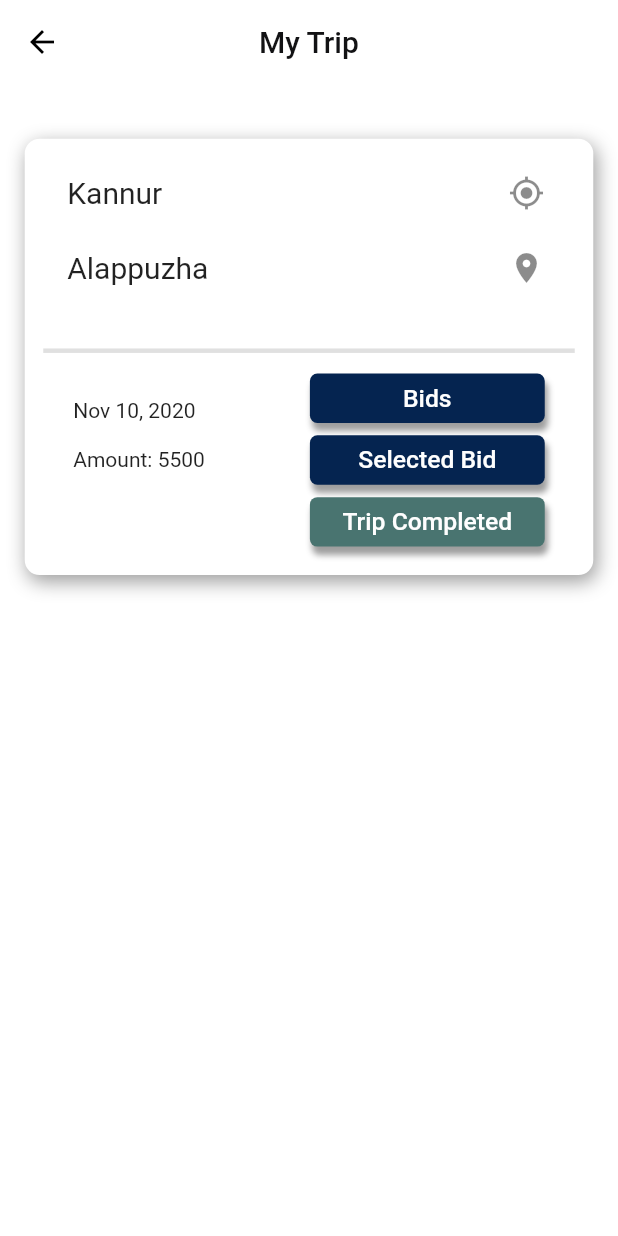
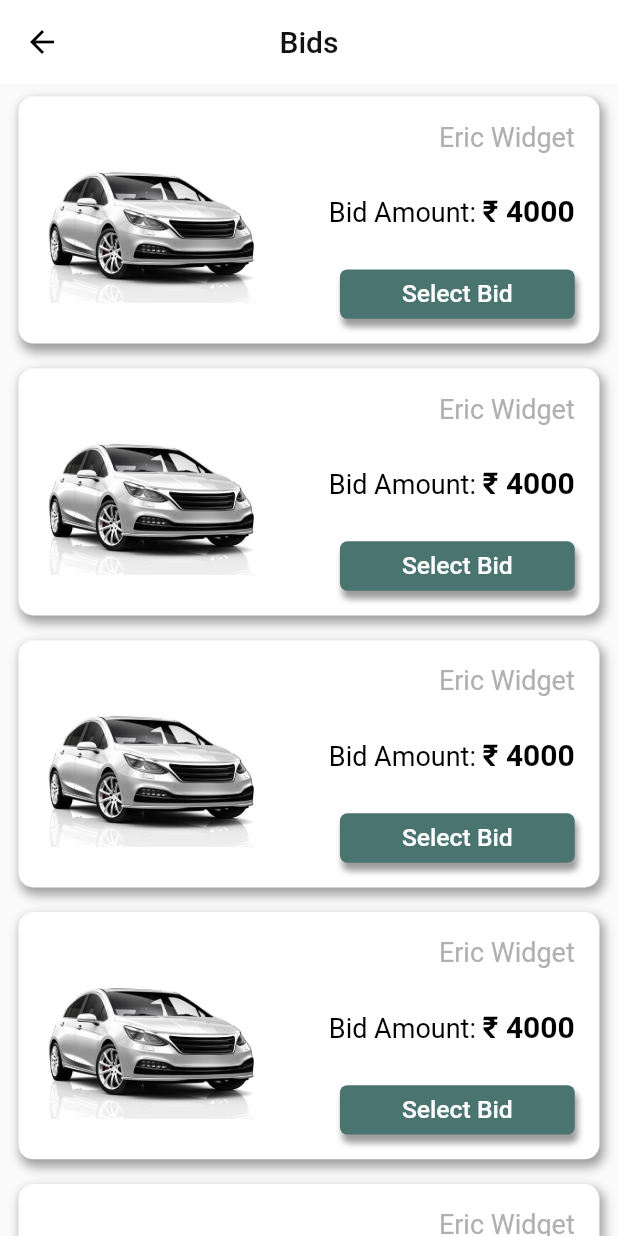
Before and after one commit to Anthrapper/Etrip, a Flutter app: the MyTripView screen opened by its route, after a tap on "Bids", on a phone screen of 412 x 824 dp. Run offline on Flutter 3.47's test engine with Material 2 defaults, Android fonts, the phone set to English and light mode, and no system bars; our stand-ins replace carousel_slider, firebase_auth, firebase_core, firebase_messaging, flutter_secure_storage, form_field_validator and 6 more; missing offline and left inert: geocoder, multiselect_formfield, pin_entry_text_field, search_map_place; accounts and stored records are empty; Roboto replaces fonts that are missing (Hind).

Commit message:
#53 Added Bid View

```diff
--- /dev/null
+++ b/lib/app/modules/User/bids/bindings/bids_binding.dart
@@ -0,0 +1,11 @@
+import 'package:get/get.dart';
+import 'package:etrip/app/modules/User/bids/controllers/bids_controller.dart';
+
+class BidsBinding extends Bindings {
+  @override
+  void dependencies() {
+    Get.lazyPut<BidsController>(
+      () => BidsController(),
+    );
+  }
+}
--- /dev/null
+++ b/lib/app/modules/User/bids/views/bids_view.dart
@@ -0,0 +1,104 @@
+import 'package:etrip/app/data/Constants/colors.dart';
+import 'package:etrip/app/data/Widgets/customButton1.dart';
+import 'package:flutter/cupertino.dart';
+import 'package:flutter/material.dart';
+import 'package:get/get.dart';
+import 'package:etrip/app/modules/User/bids/controllers/bids_controller.dart';
+
+class BidsView extends GetView<BidsController> {
+  @override
+  Widget build(BuildContext context) {
+    return Scaffold(
+      appBar: AppBar(
+        iconTheme: new IconThemeData(color: Colors.black),
+        backgroundColor: Colors.white,
+        elevation: 0,
+        title: Text(
+          'Bids',
+          style: TextStyle(
+            color: (CustomColors.headings),
+          ),
+        ),
+        centerTitle: true,
+      ),
+      body: ListView.builder(
+        shrinkWrap: true,
+        itemCount: 10,
+        itemBuilder: (context, index) {
+          return Padding(
+            padding: EdgeInsets.symmetric(
+                vertical: Get.height * 0.01, horizontal: Get.width * 0.03),
+            child: Container(
+                padding: EdgeInsets.only(
+                    top: Get.height * 0.02, bottom: Get.height * 0.02),
+                height: Get.height * 0.2,
+                decoration: BoxDecoration(
+                    borderRadius: BorderRadius.circular(10),
+                    color: Colors.white,
+                    boxShadow: [
+                      BoxShadow(
+                        blurRadius: 5,
+                        color: Colors.grey,
+                        spreadRadius: 1,
+                        offset: Offset(2, 4),
+                      ),
+                    ]),
+                child: Row(
+                  children: [
+                    ConstrainedBox(
+                      constraints: BoxConstraints(
+                        // minWidth: 100,
+                        // minHeight: 260,
+                        maxWidth: Get.width * 0.45,
+                        // maxHeight: 264,
+                      ),
+                      child: Image.asset('assets/images/car.jpg',
+                          fit: BoxFit.fitHeight),
+                    ),
+                    Expanded(
+                      child: Container(
+                        padding:
+                            EdgeInsets.symmetric(horizontal: Get.width * 0.04),
+                        child: Column(
+                          crossAxisAlignment: CrossAxisAlignment.end,
+                          mainAxisSize: MainAxisSize.max,
+                          mainAxisAlignment: MainAxisAlignment.spaceBetween,
+                          children: [
+                            Text(
+                              'Eric Widget',
+                              style: TextStyle(
+                                fontSize: 18,
+                                color: CustomColors.textColorOne,
+                              ),
+                            ),
+                            RichText(
+                              text: TextSpan(
+                                  text: 'Bid Amount: ',
+                                  style: TextStyle(
+                                      fontSize: 18, color: Colors.black),
+                                  children: <TextSpan>[
+                                    TextSpan(
+                                      text: '₹ 4000',
+                                      style: TextStyle(
+                                        fontSize: 20,
+                                        fontWeight: FontWeight.bold,
+                                      ),
+                                    ),
+                                  ]),
+                            ),
+                            CustomButton1(
+                              text: 'Select Bid',
+                              onpressed: () {},
+                            ),
+                          ],
+                        ),
+                      ),
+                    ),
+                  ],
+                )),
+          );
+        },
+      ),
+    );
+  }
+}
--- a/lib/app/modules/User/my_trip/views/my_trip_card.dart
+++ b/lib/app/modules/User/my_trip/views/my_trip_card.dart
@@ -1,5 +1,6 @@
 import 'package:etrip/app/data/Widgets/customButton2.dart';
 import 'package:etrip/app/data/Widgets/customwidgets.dart';
+import 'package:etrip/app/routes/app_pages.dart';
 import 'package:flutter/material.dart';
 import 'package:get/get.dart';
 
@@ -48,7 +49,9 @@ class MyTripCard extends StatelessWidget {
             right: 20,
             child: CustomButton2(
               text: 'bids'.tr,
-              onpressed: () {},
+              onpressed: () {
+                Get.toNamed(AppPages.BIDS);
+              },
             ),
           ),
           Positioned(
@@ -56,7 +59,9 @@ class MyTripCard extends StatelessWidget {
             right: 20,
             child: CustomButton2(
               text: 'selbid'.tr,
-              onpressed: () {},
+              onpressed: () {
+                Get.toNamed(AppPages.SELECTED_BID);
+              },
             ),
           ),
           Positioned(
@@ -64,7 +69,9 @@ class MyTripCard extends StatelessWidget {
             right: 20,
             child: CustomButton1(
               text: 'tripcomp'.tr,
-              onpressed: () {},
+              onpressed: () {
+              //  TODO: Add a dialog for confirming
+              },
             ),
           ),
           Positioned(
--- a/lib/app/routes/app_pages.dart
+++ b/lib/app/routes/app_pages.dart
@@ -1,3 +1,7 @@
+import 'package:etrip/app/modules/User/selected_bid/views/selected_bid_view.dart';
+import 'package:etrip/app/modules/User/selected_bid/bindings/selected_bid_binding.dart';
+import 'package:etrip/app/modules/User/bids/views/bids_view.dart';
+import 'package:etrip/app/modules/User/bids/bindings/bids_binding.dart';
 import 'package:etrip/app/modules/Driver/VehicleDetails/bindings/vehicle_details_binding.dart';
 import 'package:etrip/app/modules/Driver/VehicleDetails/views/vehicle_details_view.dart';
 import 'package:etrip/app/modules/splash/views/splash_view.dart';
@@ -22,6 +26,7 @@ import 'package:etrip/app/modules/login/bindings/login_binding.dart';
 import 'package:etrip/app/modules/home/views/home_view.dart';
 import 'package:etrip/app/modules/home/views/notifications.dart';
 import 'package:etrip/app/modules/home/bindings/home_binding.dart';
+import 'package:flutter/cupertino.dart';
 import 'package:get/get.dart';
 part 'app_routes.dart';
 
@@ -38,6 +43,8 @@ class AppPages {
   static const SPLASH = Routes.SPLASH;
   static const NOTIFICATION = Routes.NOTIFICATION;
   static const VEHICLE_DETAILS = Routes.VEHICLE_DETAILS;
+  static const BIDS = Routes.BIDS;
+  static const SELECTED_BID = Routes.SELECTED_BID;
 
   static final routes = [
     GetPage(
@@ -103,5 +110,15 @@ class AppPages {
       page: () => VehicleDetailsView(),
       binding: VehicleDetailsBinding(),
     ),
+    GetPage(
+      name: Routes.BIDS,
+      page:()=> BidsView(),
+      binding: BidsBinding(),
+    ),
+    GetPage(
+      name: Routes.SELECTED_BID,
+      page:()=> SelectedBidView(),
+      binding: SelectedBidBinding(),
+    ),
   ];
 }
--- a/lib/app/routes/app_routes.dart
+++ b/lib/app/routes/app_routes.dart
@@ -14,4 +14,6 @@ abstract class Routes {
   static const SPLASH = '/splash';
   static const NOTIFICATION = '/notifications';
   static const VEHICLE_DETAILS = '/vehicle-details';
+  static const BIDS = '/bids';
+  static const SELECTED_BID = '/selected-bid';
 }
```
Also changed, not shown: lib/app/modules/User/bids/controllers/bids_controller.dart (added, +18 -0 lines), lib/app/modules/User/selected_bid/bindings/selected_bid_binding.dart (added, +11 -0 lines), lib/app/modules/User/selected_bid/controllers/selected_bid_controller.dart (added, +18 -0 lines), lib/app/modules/User/selected_bid/views/selected_bid_view.dart (added, +21 -0 lines), lib/app/modules/home/views/home_view.dart (+8 -4 lines), assets/images/car.jpg (added).
